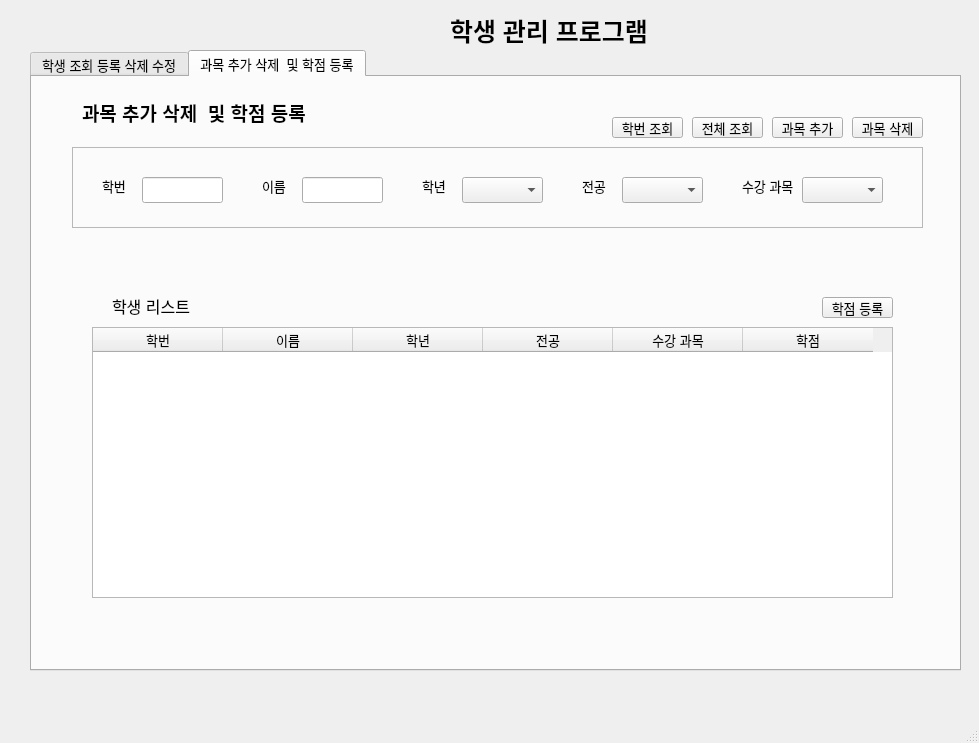
This is mainwindow.ui in gunwoopyo/studentManagement as Qt 5 draws it before an edit. The edited form follows.
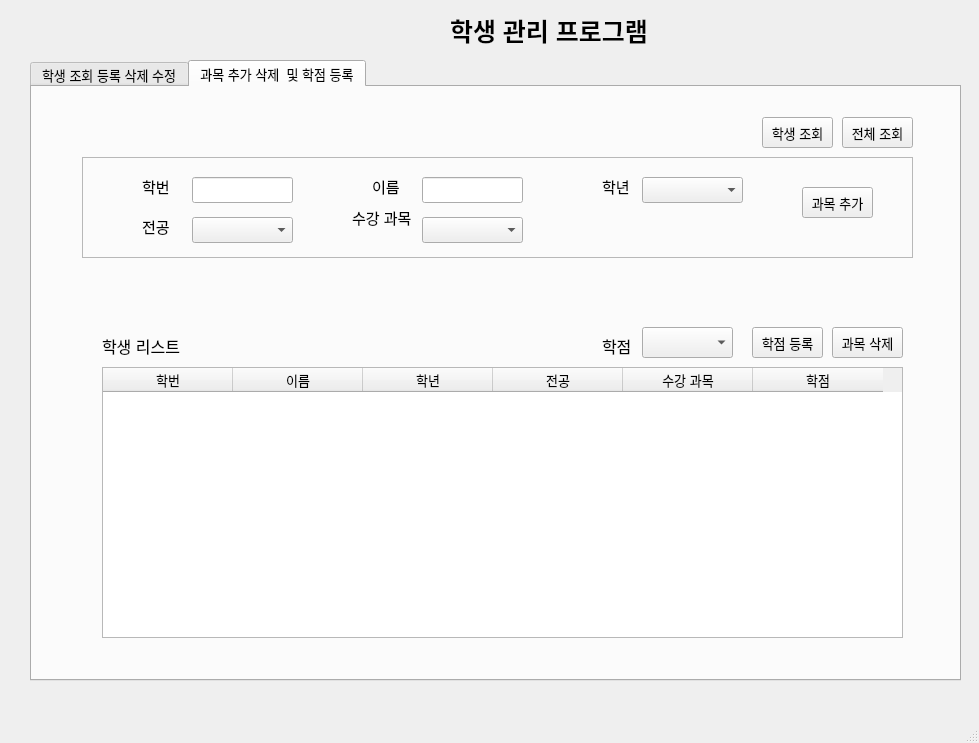
This is the edited form. The open tabs and pages were chosen to show the change.

```diff
--- a/mainwindow.ui
+++ b/mainwindow.ui
@@ -26,7 +26,7 @@
     <property name="geometry">
      <rect>
       <x>30</x>
-      <y>50</y>
+      <y>60</y>
       <width>931</width>
       <height>621</height>
      </rect>
@@ -436,10 +436,10 @@
      <widget class="QFrame" name="addCourseFrame">
       <property name="geometry">
        <rect>
-        <x>40</x>
+        <x>50</x>
         <y>70</y>
-        <width>851</width>
-        <height>81</height>
+        <width>831</width>
+        <height>101</height>
        </rect>
       </property>
       <property name="frameShape">
@@ -451,9 +451,9 @@
       <widget class="QLineEdit" name="courseStudentIDText">
        <property name="geometry">
         <rect>
-         <x>70</x>
-         <y>30</y>
-         <width>81</width>
+         <x>110</x>
+         <y>20</y>
+         <width>101</width>
          <height>26</height>
         </rect>
        </property>
@@ -461,102 +461,53 @@
       <widget class="QLabel" name="courseStudentID">
        <property name="geometry">
         <rect>
-         <x>30</x>
-         <y>30</y>
+         <x>60</x>
+         <y>20</y>
          <width>31</width>
          <height>18</height>
         </rect>
        </property>
+       <property name="font">
+        <font>
+         <pointsize>11</pointsize>
+        </font>
+       </property>
        <property name="text">
         <string>학번</string>
        </property>
       </widget>
-      <widget class="QLabel" name="courseCourseName">
-       <property name="geometry">
-        <rect>
-         <x>670</x>
-         <y>30</y>
-         <width>61</width>
-         <height>18</height>
-        </rect>
-       </property>
-       <property name="text">
-        <string>수강 과목</string>
-       </property>
-      </widget>
-      <widget class="QComboBox" name="courseCourseNameComboBox">
-       <property name="enabled">
-        <bool>true</bool>
-       </property>
-       <property name="geometry">
-        <rect>
-         <x>730</x>
-         <y>30</y>
-         <width>81</width>
-         <height>26</height>
-        </rect>
-       </property>
-       <item>
-        <property name="text">
-         <string/>
-        </property>
-       </item>
-      </widget>
       <widget class="QLabel" name="courseMajor">
        <property name="geometry">
         <rect>
-         <x>510</x>
-         <y>30</y>
+         <x>60</x>
+         <y>60</y>
          <width>31</width>
          <height>18</height>
         </rect>
        </property>
+       <property name="font">
+        <font>
+         <pointsize>11</pointsize>
+        </font>
+       </property>
        <property name="text">
         <string>전공</string>
        </property>
       </widget>
-      <widget class="QComboBox" name="courseMajorComboBox">
-       <property name="enabled">
-        <bool>true</bool>
-       </property>
-       <property name="geometry">
-        <rect>
-         <x>550</x>
-         <y>30</y>
-         <width>81</width>
-         <height>26</height>
-        </rect>
-       </property>
-       <item>
-        <property name="text">
-         <string/>
-        </property>
-       </item>
-       <item>
-        <property name="text">
-         <string>컴퓨터공학과</string>
-        </property>
-       </item>
-       <item>
-        <property name="text">
-         <string>전자공학과</string>
-        </property>
-       </item>
-       <item>
-        <property name="text">
-         <string>기계공학과</string>
-        </property>
-       </item>
-      </widget>
       <widget class="QLabel" name="courseYear">
        <property name="geometry">
         <rect>
-         <x>350</x>
-         <y>30</y>
+         <x>520</x>
+         <y>20</y>
          <width>31</width>
          <height>18</height>
         </rect>
        </property>
+       <property name="font">
+        <font>
+         <pointsize>11</pointsize>
+        </font>
+       </property>
        <property name="text">
         <string>학년</string>
        </property>
@@ -564,9 +515,9 @@
       <widget class="QComboBox" name="courseYearComboBox">
        <property name="geometry">
         <rect>
-         <x>390</x>
-         <y>30</y>
-         <width>81</width>
+         <x>560</x>
+         <y>20</y>
+         <width>101</width>
          <height>26</height>
         </rect>
        </property>
@@ -609,12 +560,17 @@
       <widget class="QLabel" name="courseName">
        <property name="geometry">
         <rect>
-         <x>190</x>
-         <y>30</y>
+         <x>290</x>
+         <y>20</y>
          <width>31</width>
          <height>18</height>
         </rect>
        </property>
+       <property name="font">
+        <font>
+         <pointsize>11</pointsize>
+        </font>
+       </property>
        <property name="text">
         <string>이름</string>
        </property>
@@ -622,19 +578,101 @@
       <widget class="QLineEdit" name="courseNameText">
        <property name="geometry">
         <rect>
-         <x>230</x>
+         <x>340</x>
+         <y>20</y>
+         <width>101</width>
+         <height>26</height>
+        </rect>
+       </property>
+      </widget>
+      <widget class="QPushButton" name="courseAddPushButton">
+       <property name="geometry">
+        <rect>
+         <x>720</x>
          <y>30</y>
-         <width>81</width>
+         <width>71</width>
+         <height>31</height>
+        </rect>
+       </property>
+       <property name="text">
+        <string>과목 추가</string>
+       </property>
+      </widget>
+      <widget class="QLabel" name="courseCourseName">
+       <property name="geometry">
+        <rect>
+         <x>270</x>
+         <y>50</y>
+         <width>61</width>
+         <height>20</height>
+        </rect>
+       </property>
+       <property name="font">
+        <font>
+         <pointsize>11</pointsize>
+        </font>
+       </property>
+       <property name="text">
+        <string>수강 과목</string>
+       </property>
+      </widget>
+      <widget class="QComboBox" name="courseCourseNameComboBox">
+       <property name="enabled">
+        <bool>true</bool>
+       </property>
+       <property name="geometry">
+        <rect>
+         <x>340</x>
+         <y>60</y>
+         <width>101</width>
          <height>26</height>
         </rect>
        </property>
+       <item>
+        <property name="text">
+         <string/>
+        </property>
+       </item>
+      </widget>
+      <widget class="QComboBox" name="courseMajorComboBox">
+       <property name="enabled">
+        <bool>true</bool>
+       </property>
+       <property name="geometry">
+        <rect>
+         <x>110</x>
+         <y>60</y>
+         <width>101</width>
+         <height>26</height>
+        </rect>
+       </property>
+       <item>
+        <property name="text">
+         <string/>
+        </property>
+       </item>
+       <item>
+        <property name="text">
+         <string>컴퓨터공학과</string>
+        </property>
+       </item>
+       <item>
+        <property name="text">
+         <string>전자공학과</string>
+        </property>
+       </item>
+       <item>
+        <property name="text">
+         <string>기계공학과</string>
+        </property>
+       </item>
       </widget>
      </widget>
      <widget class="QTableWidget" name="courseSearchTable">
       <property name="geometry">
        <rect>
-        <x>60</x>
-        <y>250</y>
+        <x>70</x>
+        <y>280</y>
         <width>801</width>
         <height>271</height>
        </rect>
@@ -673,30 +711,11 @@
        </property>
       </column>
      </widget>
-     <widget class="QLabel" name="label_5">
-      <property name="geometry">
-       <rect>
-        <x>50</x>
-        <y>20</y>
-        <width>231</width>
-        <height>31</height>
-       </rect>
-      </property>
-      <property name="font">
-       <font>
-        <pointsize>14</pointsize>
-        <bold>true</bold>
-       </font>
-      </property>
-      <property name="text">
-       <string>과목 추가 삭제  및 학점 등록</string>
-      </property>
-     </widget>
      <widget class="QLabel" name="label_6">
       <property name="geometry">
        <rect>
-        <x>80</x>
-        <y>220</y>
+        <x>70</x>
+        <y>250</y>
         <width>81</width>
         <height>18</height>
        </rect>
@@ -714,10 +733,10 @@
      <widget class="QPushButton" name="courseSearchPushButton">
       <property name="geometry">
        <rect>
-        <x>580</x>
-        <y>40</y>
+        <x>730</x>
+        <y>30</y>
         <width>71</width>
-        <height>21</height>
+        <height>31</height>
        </rect>
       </property>
       <property name="font">
@@ -726,61 +745,116 @@
        </font>
       </property>
       <property name="text">
-       <string>학번 조회</string>
-      </property>
-     </widget>
-     <widget class="QPushButton" name="courseAddPushButton">
-      <property name="geometry">
-       <rect>
-        <x>740</x>
-        <y>40</y>
-        <width>71</width>
-        <height>21</height>
-       </rect>
-      </property>
-      <property name="text">
-       <string>과목 추가</string>
-      </property>
-     </widget>
-     <widget class="QPushButton" name="courseDeletePushButton">
-      <property name="geometry">
-       <rect>
-        <x>820</x>
-        <y>40</y>
-        <width>71</width>
-        <height>21</height>
-       </rect>
-      </property>
-      <property name="text">
-       <string>과목 삭제</string>
+       <string>학생 조회</string>
       </property>
      </widget>
      <widget class="QPushButton" name="courseAllSearchPushButton">
       <property name="geometry">
        <rect>
-        <x>660</x>
-        <y>40</y>
+        <x>810</x>
+        <y>30</y>
         <width>71</width>
-        <height>21</height>
+        <height>31</height>
        </rect>
       </property>
       <property name="text">
        <string>전체 조회</string>
       </property>
      </widget>
+     <widget class="QLabel" name="courseGrade">
+      <property name="geometry">
+       <rect>
+        <x>570</x>
+        <y>250</y>
+        <width>31</width>
+        <height>18</height>
+       </rect>
+      </property>
+      <property name="font">
+       <font>
+        <pointsize>12</pointsize>
+       </font>
+      </property>
+      <property name="text">
+       <string>학점</string>
+      </property>
+     </widget>
+     <widget class="QComboBox" name="courseGradeComboBox">
+      <property name="geometry">
+       <rect>
+        <x>610</x>
+        <y>240</y>
+        <width>91</width>
+        <height>31</height>
+       </rect>
+      </property>
+      <item>
+       <property name="text">
+        <string/>
+       </property>
+      </item>
+      <item>
+       <property name="text">
+        <string>A+</string>
+       </property>
+      </item>
+      <item>
+       <property name="text">
+        <string>A</string>
+       </property>
+      </item>
+      <item>
+       <property name="text">
+        <string>B+</string>
+       </property>
+      </item>
+      <item>
+       <property name="text">
+        <string>B</string>
+       </property>
+      </item>
+      <item>
+       <property name="text">
+        <string>C+</string>
+       </property>
+      </item>
+      <item>
+       <property name="text">
+        <string>C</string>
+       </property>
+      </item>
+      <item>
+       <property name="text">
+        <string>F</string>
+       </property>
+      </item>
+     </widget>
      <widget class="QPushButton" name="courseGradePushButton">
       <property name="geometry">
        <rect>
-        <x>790</x>
-        <y>220</y>
+        <x>720</x>
+        <y>240</y>
         <width>71</width>
-        <height>21</height>
+        <height>31</height>
        </rect>
       </property>
       <property name="text">
        <string>학점 등록</string>
       </property>
      </widget>
+     <widget class="QPushButton" name="deleteCoursePushButton">
+      <property name="geometry">
+       <rect>
+        <x>800</x>
+        <y>240</y>
+        <width>71</width>
+        <height>31</height>
+       </rect>
+      </property>
+      <property name="text">
+       <string>과목 삭제</string>
+      </property>
+     </widget>
     </widget>
    </widget>
    <widget class="QLabel" name="label_9">
```
Left out of the diff: 191 changed lines with no effect on the pictures.
